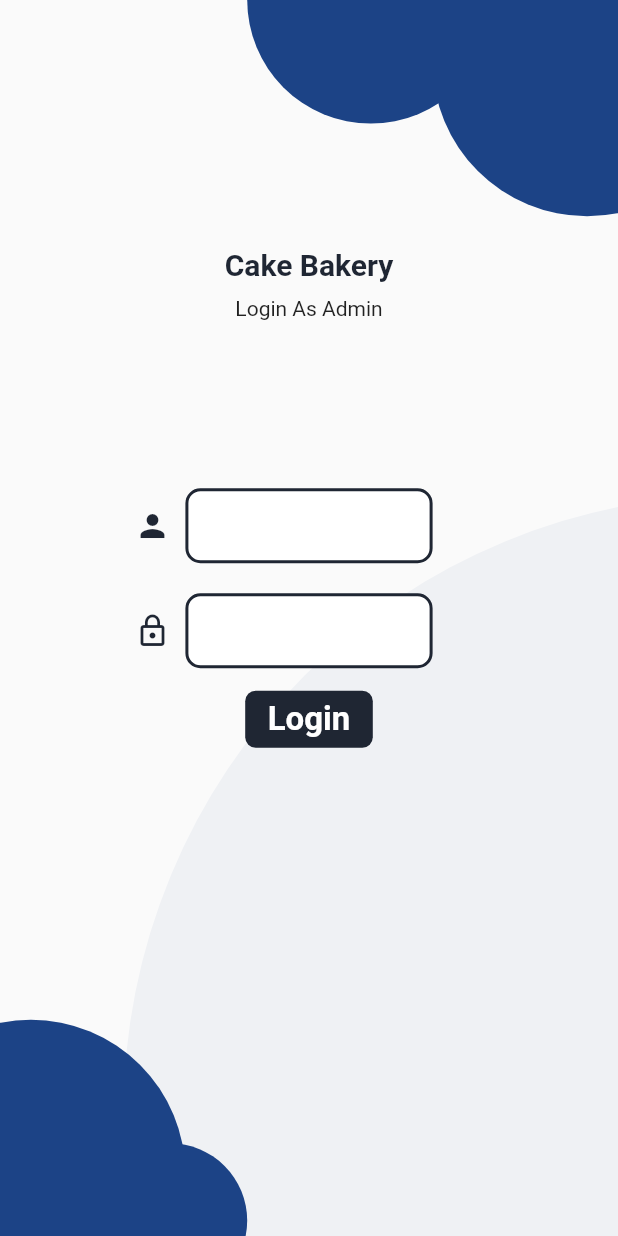
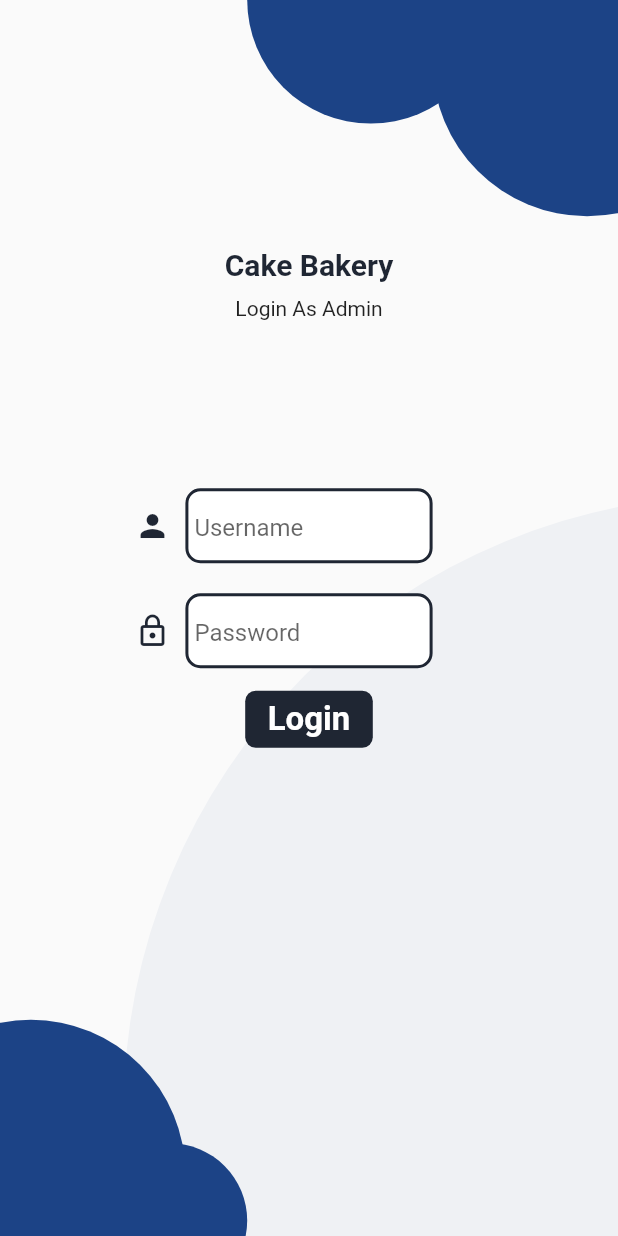
Before and after one commit to arif-pandu/dicoding_submission, a Flutter app: the screen it shows after launch, on a phone screen of 412 x 824 dp. Run offline on Flutter 3.47's test engine with Material 2 defaults, Android fonts, the phone set to English and light mode, and no system bars.

Commit message:
Update Login Page UI

```diff
--- a/lib/page/login.dart
+++ b/lib/page/login.dart
@@ -170,6 +170,7 @@ class _LoginPageState extends State<LoginPage> {
                           style: AppTextStyle.styleCommon,
                           decoration: const InputDecoration(
                             border: InputBorder.none,
+                            hintText: "Username",
                           ),
                           focusNode: focusUser,
                         ),
@@ -204,6 +205,7 @@ class _LoginPageState extends State<LoginPage> {
                           style: AppTextStyle.styleCommon,
                           decoration: const InputDecoration(
                             border: InputBorder.none,
+                            hintText: "Password",
                           ),
                           focusNode: focusPass,
                         ),
```
